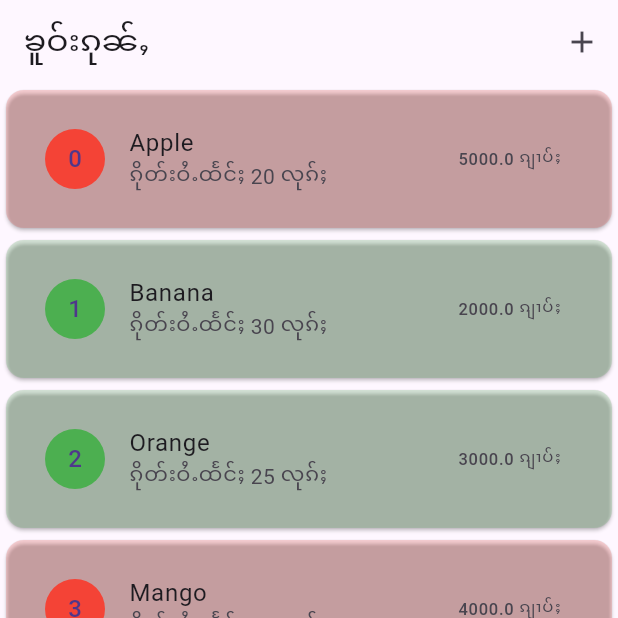
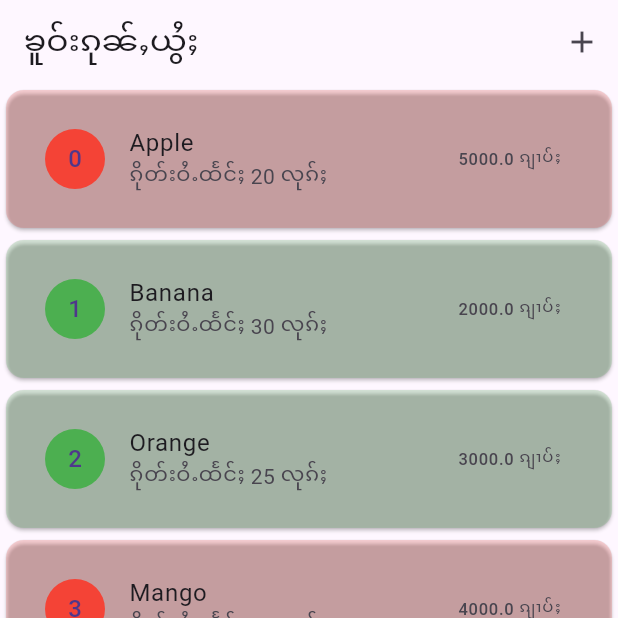
Before and after one commit to SaiZarmSar/shopping_list, a Flutter app: the screen it shows after launch, on a phone screen of 412 x 824 dp, the top half of it. Run offline on Flutter 3.47's test engine with Material 3 defaults, Android fonts, the phone set to English and light mode, and no system bars; Roboto replaces fonts that are missing (AJ03).

Commit message:
Change title

```diff
--- a/lib/screens/home_screen.dart
+++ b/lib/screens/home_screen.dart
@@ -28,7 +28,7 @@ class _HomeScreenState extends State<HomeScreen> {
   Widget build(BuildContext context) {
     return Scaffold(
       appBar: AppBar(
-        title: const Text("ၶူဝ်းၵုၼ်ႇ"),
+        title: const Text("ၶူဝ်းၵုၼ်ႇယွႆႈ"),
         actions: [
           IconButton(
             onPressed: () async {
```
